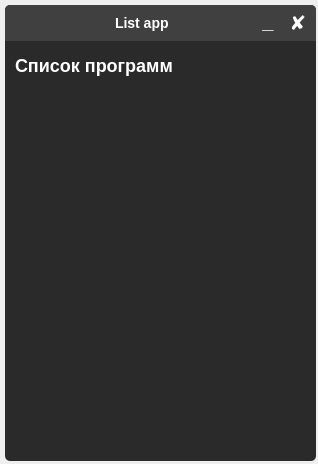
First picture: the form in user_apps/user_apps.ui, repository b0shka/selling_apps, before the edit.
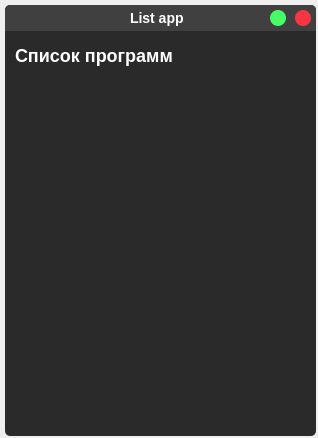
Second picture: the form after the edit.

```diff
--- a/user_apps/user_apps.ui
+++ b/user_apps/user_apps.ui
@@ -7,9 +7,21 @@
     <x>0</x>
     <y>0</y>
     <width>318</width>
-    <height>464</height>
+    <height>438</height>
    </rect>
   </property>
+  <property name="minimumSize">
+   <size>
+    <width>318</width>
+    <height>438</height>
+   </size>
+  </property>
+  <property name="maximumSize">
+   <size>
+    <width>318</width>
+    <height>438</height>
+   </size>
+  </property>
   <property name="windowTitle">
    <string>List apps</string>
   </property>
@@ -22,19 +34,19 @@
      <x>5</x>
      <y>5</y>
      <width>311</width>
-     <height>456</height>
+     <height>431</height>
     </rect>
    </property>
    <property name="minimumSize">
     <size>
      <width>311</width>
-     <height>456</height>
+     <height>431</height>
     </size>
    </property>
    <property name="maximumSize">
     <size>
      <width>311</width>
-     <height>456</height>
+     <height>431</height>
     </size>
    </property>
    <property name="styleSheet">
@@ -49,122 +61,13 @@
    <property name="frameShadow">
     <enum>QFrame::Raised</enum>
    </property>
-   <widget class="QFrame" name="frame_3">
-    <property name="geometry">
-     <rect>
-      <x>0</x>
-      <y>0</y>
-      <width>311</width>
-      <height>36</height>
-     </rect>
-    </property>
-    <property name="styleSheet">
-     <string notr="true">QFrame{
-	border-bottom-left-radius: 0px;
-	border-bottom-right-radius: 0px;
-	background-color: #404040;
-}</string>
-    </property>
-    <property name="frameShape">
-     <enum>QFrame::StyledPanel</enum>
-    </property>
-    <property name="frameShadow">
-     <enum>QFrame::Raised</enum>
-    </property>
-    <widget class="QPushButton" name="pushButton_8">
-     <property name="geometry">
-      <rect>
-       <x>280</x>
-       <y>5</y>
-       <width>26</width>
-       <height>26</height>
-      </rect>
-     </property>
-     <property name="font">
-      <font>
-       <pointsize>-1</pointsize>
-       <weight>75</weight>
-       <bold>true</bold>
-      </font>
-     </property>
-     <property name="styleSheet">
-      <string notr="true">QPushButton {
-	font-size: 20px;
-	background-color: #404040;
-	border-radius: 5px;
-}
-QPushButton::hover {
-	background-color: #ffb0be;
-	color: black;
-}</string>
-     </property>
-     <property name="text">
-      <string>✘</string>
-     </property>
-    </widget>
-    <widget class="QPushButton" name="pushButton_9">
-     <property name="geometry">
-      <rect>
-       <x>250</x>
-       <y>5</y>
-       <width>26</width>
-       <height>26</height>
-      </rect>
-     </property>
-     <property name="font">
-      <font>
-       <pointsize>-1</pointsize>
-       <weight>75</weight>
-       <bold>true</bold>
-      </font>
-     </property>
-     <property name="styleSheet">
-      <string notr="true">QPushButton {
-	padding-bottom: 4px;
-	font-size: 20px;
-	background-color: #404040;
-	border-radius: 5px;
-}
-QPushButton::hover {
-	background-color: #2a2a2a;
-}</string>
-     </property>
-     <property name="text">
-      <string>_</string>
-     </property>
-    </widget>
-    <widget class="QLabel" name="label_9">
-     <property name="geometry">
-      <rect>
-       <x>110</x>
-       <y>10</y>
-       <width>66</width>
-       <height>16</height>
-      </rect>
-     </property>
-     <property name="font">
-      <font>
-       <pointsize>-1</pointsize>
-       <weight>75</weight>
-       <bold>true</bold>
-      </font>
-     </property>
-     <property name="styleSheet">
-      <string notr="true">font-size: 14px;
-color: white;</string>
-     </property>
-     <property name="text">
-      <string>List app</string>
-     </property>
-    </widget>
-   </widget>
    <widget class="QListWidget" name="listWidget">
     <property name="geometry">
      <rect>
       <x>5</x>
-      <y>80</y>
+      <y>70</y>
       <width>301</width>
-      <height>371</height>
+      <height>356</height>
      </rect>
     </property>
     <property name="font">
@@ -198,7 +101,7 @@
     <property name="geometry">
      <rect>
       <x>10</x>
-      <y>50</y>
+      <y>40</y>
       <width>196</width>
       <height>21</height>
      </rect>
@@ -218,6 +121,115 @@
      <string>Список программ</string>
     </property>
    </widget>
+   <widget class="QFrame" name="frame_5">
+    <property name="geometry">
+     <rect>
+      <x>0</x>
+      <y>0</y>
+      <width>311</width>
+      <height>26</height>
+     </rect>
+    </property>
+    <property name="styleSheet">
+     <string notr="true">QFrame{
+	border-bottom-left-radius: 0px;
+	border-bottom-right-radius: 0px;
+	background-color: #404040;
+}</string>
+    </property>
+    <property name="frameShape">
+     <enum>QFrame::StyledPanel</enum>
+    </property>
+    <property name="frameShadow">
+     <enum>QFrame::Raised</enum>
+    </property>
+    <widget class="QPushButton" name="pushButton_8">
+     <property name="geometry">
+      <rect>
+       <x>290</x>
+       <y>5</y>
+       <width>16</width>
+       <height>16</height>
+      </rect>
+     </property>
+     <property name="font">
+      <font>
+       <pointsize>-1</pointsize>
+       <weight>75</weight>
+       <bold>true</bold>
+      </font>
+     </property>
+     <property name="styleSheet">
+      <string notr="true">QPushButton {
+	font-size: 20px;
+	background-color: #f73643;
+	border-radius: 8px;
+}
+QPushButton::hover {
+	background-color: #d63a44;
+	color: black;
+}</string>
+     </property>
+     <property name="text">
+      <string/>
+     </property>
+    </widget>
+    <widget class="QPushButton" name="pushButton_9">
+     <property name="geometry">
+      <rect>
+       <x>265</x>
+       <y>5</y>
+       <width>16</width>
+       <height>16</height>
+      </rect>
+     </property>
+     <property name="font">
+      <font>
+       <pointsize>-1</pointsize>
+       <weight>75</weight>
+       <bold>true</bold>
+      </font>
+     </property>
+     <property name="styleSheet">
+      <string notr="true">QPushButton {
+	padding-bottom: 4px;
+	font-size: 20px;
+	background-color: #47fc65;
+	border-radius: 8px;
+}
+QPushButton::hover {
+	background-color: #49cc5f;
+}</string>
+     </property>
+     <property name="text">
+      <string/>
+     </property>
+    </widget>
+    <widget class="QLabel" name="label_9">
+     <property name="geometry">
+      <rect>
+       <x>125</x>
+       <y>5</y>
+       <width>66</width>
+       <height>16</height>
+      </rect>
+     </property>
+     <property name="font">
+      <font>
+       <pointsize>-1</pointsize>
+       <weight>75</weight>
+       <bold>true</bold>
+      </font>
+     </property>
+     <property name="styleSheet">
+      <string notr="true">font-size: 14px;
+color: white;</string>
+     </property>
+     <property name="text">
+      <string>List app</string>
+     </property>
+    </widget>
+   </widget>
   </widget>
  </widget>
  <resources/>
```
